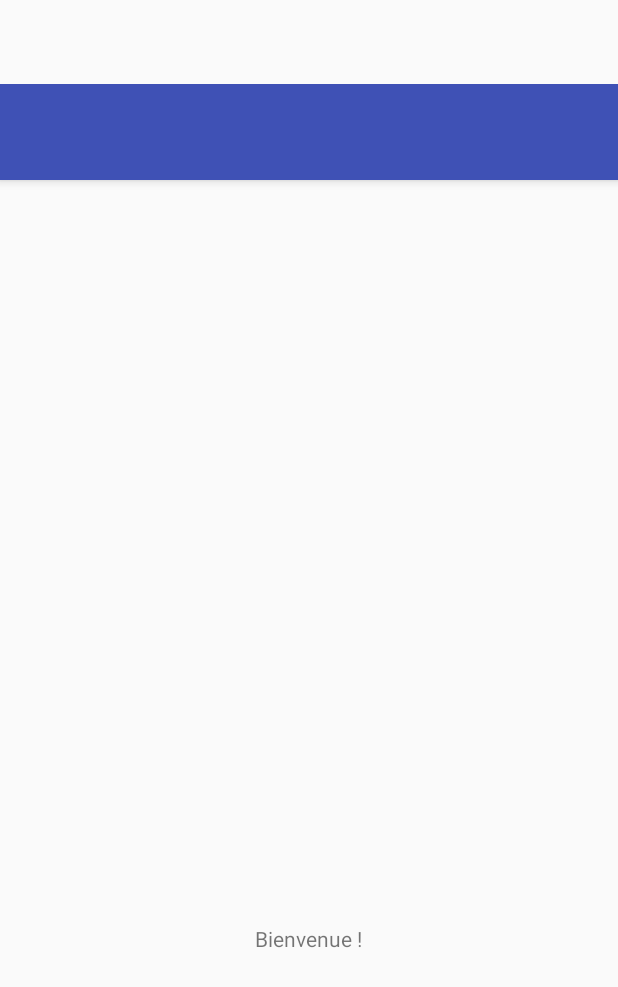
After one commit to mklecha/BattleShips-ENSTA, an Android app: the layout activity_game_session.xml on its own in the app's theme, with its tools: preview values and no code run, on a phone screen of 412 x 824 dp. The commit adds this screen. Shown: the top 987 px of the screen. Run offline under Robolectric (Android 15) with nearby library versions, the phone set to English and light mode, and no system bars.

Commit message:
Creation d'un activité de session de jeu, différente de l'activité de placement des navires

```diff
--- a/app/src/main/java/com/excilys/formation/battleships/android/ui/BoardActivity.java
+++ b/app/src/main/java/com/excilys/formation/battleships/android/ui/BoardActivity.java
@@ -46,7 +46,7 @@ public class BoardActivity extends AppCompatActivity implements BoardGridFragmen
         super.onCreate(savedInstanceState);
 
         // setup layout
-        setContentView(R.layout.activity_board);
+        setContentView(R.layout.activity_game_session);
 
         // init toolbar
         Toolbar toolbar = (Toolbar) findViewById(R.id.toolbar);
--- /dev/null
+++ b/app/src/main/res/layout/activity_game_session.xml
@@ -0,0 +1,72 @@
+<?xml version="1.0" encoding="utf-8"?>
+<android.support.design.widget.CoordinatorLayout
+    xmlns:android="http://schemas.android.com/apk/res/android"
+    xmlns:app="http://schemas.android.com/apk/res-auto"
+    xmlns:tools="http://schemas.android.com/tools"
+    android:id="@+id/main_content"
+    android:layout_width="match_parent"
+    android:layout_height="match_parent"
+    android:fitsSystemWindows="true"
+    tools:context="com.excilys.formation.battleships.android.ui.BoardActivity">
+
+
+
+    <RelativeLayout
+        android:layout_width="match_parent"
+        android:layout_height="match_parent"
+        app:layout_behavior="@string/appbar_scrolling_view_behavior">
+        <android.support.design.widget.AppBarLayout
+            android:id="@+id/appbar"
+            android:layout_width="match_parent"
+            android:layout_height="wrap_content"
+            android:paddingTop="@dimen/appbar_padding_top"
+            android:theme="@style/AppTheme.AppBarOverlay">
+
+            <android.support.v7.widget.Toolbar
+                android:id="@+id/toolbar"
+                android:layout_width="match_parent"
+                android:layout_height="?attr/actionBarSize"
+                android:background="?attr/colorPrimary"
+                app:layout_scrollFlags="scroll|enterAlways"
+                app:popupTheme="@style/AppTheme.PopupOverlay">
+
+            </android.support.v7.widget.Toolbar>
+
+        </android.support.design.widget.AppBarLayout>
+
+        <RelativeLayout
+            android:layout_width="match_parent"
+            android:layout_height="match_parent"
+            android:paddingLeft="@dimen/activity_horizontal_margin"
+            android:paddingRight="@dimen/activity_horizontal_margin"
+            android:paddingTop="@dimen/activity_vertical_margin"
+            android:paddingBottom="@dimen/activity_vertical_margin"
+            android:layout_below="@+id/appbar"
+            >
+            <com.excilys.formation.battleships.android.ui.CustomViewPager
+                android:id="@+id/board_viewpager"
+                android:layout_width="match_parent"
+                android:layout_height="308dp"
+                android:layout_alignParentTop="true" />
+
+            <!-- The area displaying instructions -->
+            <RelativeLayout
+                android:layout_width="match_parent"
+                android:layout_height="match_parent"
+                android:layout_below="@id/board_viewpager"
+                android:layout_alignParentBottom="true"
+                >
+
+            <TextView
+                android:id="@+id/instruction_textview"
+                android:layout_width="wrap_content"
+                android:layout_height="wrap_content"
+                android:layout_centerInParent="true"
+
+                android:text="Bienvenue !"/>
+            </RelativeLayout>
+
+        </RelativeLayout>
+
+    </RelativeLayout>
+</android.support.design.widget.CoordinatorLayout>
```
